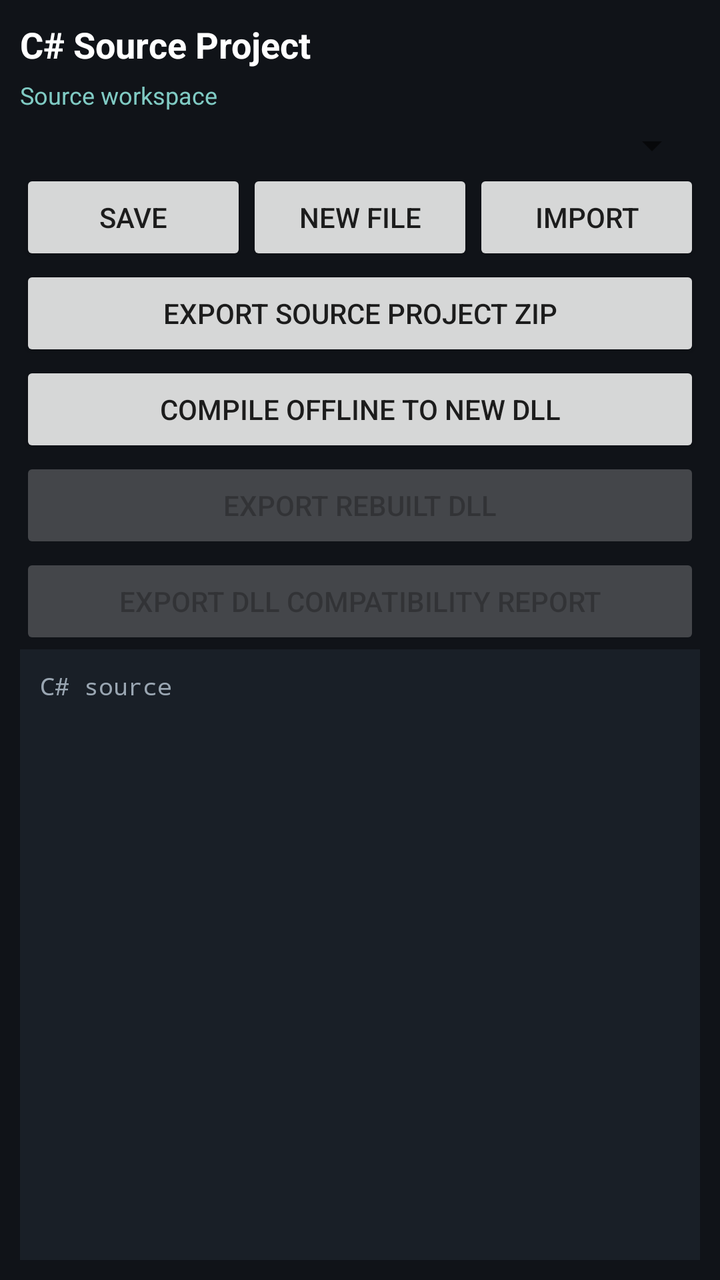
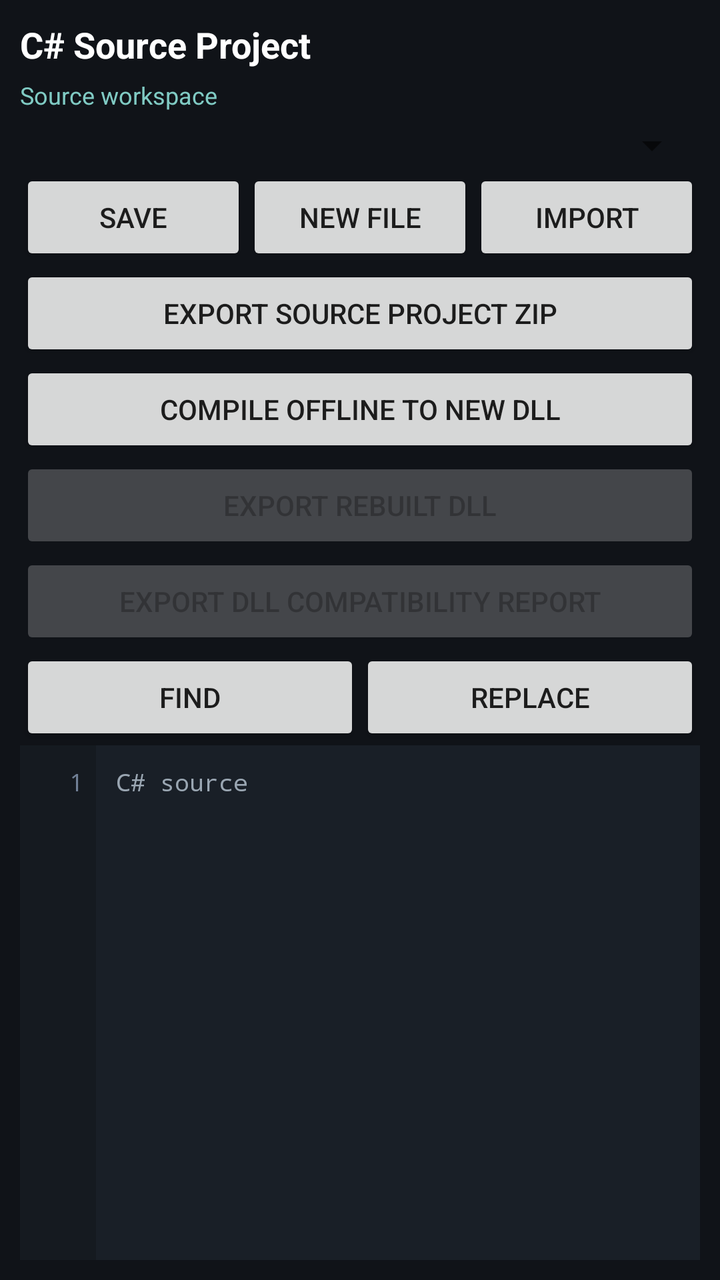

Two renders of the same Android screen: before a commit and after it. Below are the layout's source before the change and the commit's diff.
<!-- AndroidManifest.xml: application theme Theme.App -->
<!-- res/layout/activity_csharp_source_editor.xml -->
<?xml version="1.0" encoding="utf-8"?>
<LinearLayout xmlns:android="http://schemas.android.com/apk/res/android"
    android:layout_width="match_parent"
    android:layout_height="match_parent"
    android:orientation="vertical"
    android:padding="10dp"
    android:background="#101318">

    <TextView
        android:id="@+id/sourceEditorTitle"
        android:layout_width="match_parent"
        android:layout_height="wrap_content"
        android:text="C# Source Project"
        android:textColor="#FFFFFF"
        android:textSize="18sp"
        android:textStyle="bold"
        android:maxLines="2" />

    <TextView
        android:id="@+id/sourceEditorStatus"
        android:layout_width="match_parent"
        android:layout_height="wrap_content"
        android:paddingTop="5dp"
        android:paddingBottom="5dp"
        android:text="Source workspace"
        android:textColor="#80CBC4"
        android:textSize="12sp" />

    <Spinner
        android:id="@+id/sourceEditorFiles"
        android:layout_width="match_parent"
        android:layout_height="wrap_content" />

    <LinearLayout
        android:layout_width="match_parent"
        android:layout_height="wrap_content"
        android:orientation="horizontal">

        <Button
            android:id="@+id/sourceEditorSave"
            android:layout_width="0dp"
            android:layout_height="wrap_content"
            android:layout_weight="1"
            android:text="SAVE" />

        <Button
            android:id="@+id/sourceEditorAdd"
            android:layout_width="0dp"
            android:layout_height="wrap_content"
            android:layout_weight="1"
            android:text="NEW FILE" />

        <Button
            android:id="@+id/sourceEditorImport"
            android:layout_width="0dp"
            android:layout_height="wrap_content"
            android:layout_weight="1"
            android:text="IMPORT" />
    </LinearLayout>

    <Button
        android:id="@+id/sourceEditorExport"
        android:layout_width="match_parent"
        android:layout_height="wrap_content"
        android:text="EXPORT SOURCE PROJECT ZIP" />

    <Button
        android:id="@+id/sourceEditorCompile"
        android:layout_width="match_parent"
        android:layout_height="wrap_content"
        android:text="COMPILE OFFLINE TO NEW DLL" />

    <Button
        android:id="@+id/sourceEditorExportDll"
        android:layout_width="match_parent"
        android:layout_height="wrap_content"
        android:enabled="false"
        android:text="EXPORT REBUILT DLL" />

    <Button
        android:id="@+id/sourceEditorExportReport"
        android:layout_width="match_parent"
        android:layout_height="wrap_content"
        android:enabled="false"
        android:text="EXPORT DLL COMPATIBILITY REPORT" />

    <EditText
        android:id="@+id/sourceEditorText"
        android:layout_width="match_parent"
        android:layout_height="0dp"
        android:layout_weight="1"
        android:gravity="top|start"
        android:fontFamily="monospace"
        android:inputType="textMultiLine|textNoSuggestions"
        android:singleLine="false"
        android:textColor="#E5EAF0"
        android:textSize="12sp"
        android:background="#191F27"
        android:padding="10dp"
        android:hint="C# source"
        android:textColorHint="#9AA6B2" />
</LinearLayout>
<!-- resources referenced by this layout -->
<resources>
  <style name="Theme.App" parent="android:Theme.Material.Light">
          <item name="android:colorPrimary">@color/primary</item>
      </style>
  <color name="primary">#FF6200EE</color>
</resources>

<!-- the commit's change to res/layout/activity_csharp_source_editor.xml (unified diff, before → after) -->
@@ -84,19 +84,62 @@
         android:enabled="false"
         android:text="EXPORT DLL COMPATIBILITY REPORT" />
 
-    <EditText
-        android:id="@+id/sourceEditorText"
+    <LinearLayout
+        android:layout_width="match_parent"
+        android:layout_height="wrap_content"
+        android:orientation="horizontal">
+
+        <Button
+            android:id="@+id/sourceEditorFind"
+            android:layout_width="0dp"
+            android:layout_height="wrap_content"
+            android:layout_weight="1"
+            android:text="FIND" />
+
+        <Button
+            android:id="@+id/sourceEditorReplace"
+            android:layout_width="0dp"
+            android:layout_height="wrap_content"
+            android:layout_weight="1"
+            android:text="REPLACE" />
+    </LinearLayout>
+
+    <LinearLayout
         android:layout_width="match_parent"
         android:layout_height="0dp"
         android:layout_weight="1"
-        android:gravity="top|start"
-        android:fontFamily="monospace"
-        android:inputType="textMultiLine|textNoSuggestions"
-        android:singleLine="false"
-        android:textColor="#E5EAF0"
-        android:textSize="12sp"
-        android:background="#191F27"
-        android:padding="10dp"
-        android:hint="C# source"
-        android:textColorHint="#9AA6B2" />
+        android:orientation="horizontal"
+        android:background="#191F27">
+
+        <TextView
+            android:id="@+id/sourceEditorLineNumbers"
+            android:layout_width="38dp"
+            android:layout_height="match_parent"
+            android:gravity="top|end"
+            android:fontFamily="monospace"
+            android:textColor="#718096"
+            android:textSize="12sp"
+            android:background="#151A20"
+            android:paddingTop="10dp"
+            android:paddingBottom="10dp"
+            android:paddingEnd="6dp"
+            android:text="1" />
+
+        <EditText
+            android:id="@+id/sourceEditorText"
+            android:layout_width="0dp"
+            android:layout_height="match_parent"
+            android:layout_weight="1"
+            android:gravity="top|start"
+            android:fontFamily="monospace"
+            android:inputType="textMultiLine|textNoSuggestions"
+            android:singleLine="false"
+            android:textColor="#E5EAF0"
+            android:textSize="12sp"
+            android:background="#191F27"
+            android:padding="10dp"
+            android:scrollbars="vertical"
+            android:hint="C# source"
+            android:textColorHint="#9AA6B2" />
+    </LinearLayout>
 </LinearLayout>
